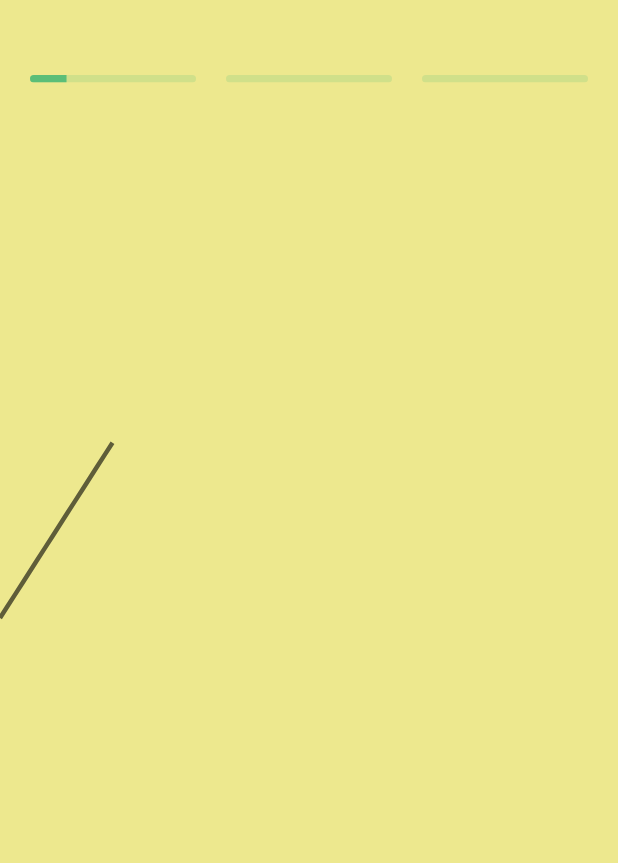
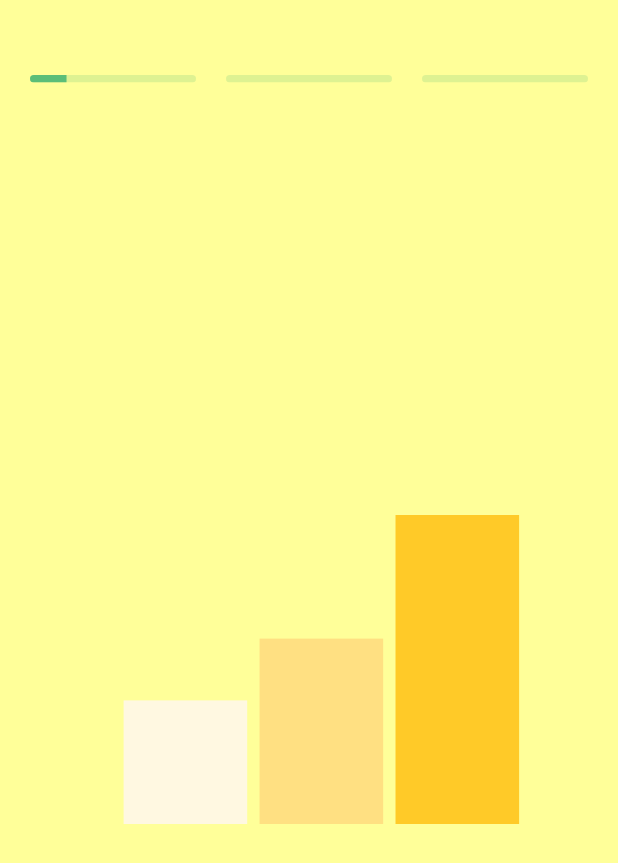
Before and after one commit to havkaweight/mobile, a Flutter app: the screen it shows after launch, after a tap on "Get Started", on a phone screen of 412 x 824 dp. Shown: the top 863 px of the screen. Run offline on Flutter 3.47's test engine with Material 2 defaults, Android fonts, the light colour scheme and no system bars; our stand-ins replace charts_flutter, dio, firebase_auth, firebase_core, flutter_secure_storage, font_awesome_flutter and 5 more; missing offline and left inert: dart:html, dio_http_cache, flutter_driver, flutter_reactive_ble, qr_code_scanner; accounts and stored records are empty; network calls fail.

Commit message:
Added draft of bar chart

```diff
--- /dev/null
+++ b/lib/model/data_items.dart
@@ -0,0 +1,16 @@
+import 'dart:ui';
+
+class DataItem {
+  final double value;
+  final String label;
+  final Color color;
+
+  DataItem(this.value, this.label, this.color);
+}
+
+class DataPoint {
+  final double dx;
+  final double dy;
+
+  DataPoint(this.dx, this.dy);
+}
--- a/lib/ui/screens/onboarding_screens.dart
+++ b/lib/ui/screens/onboarding_screens.dart
@@ -10,6 +10,8 @@ import 'package:health_tracker/constants/colors.dart';
 import 'package:flutter/src/painting/text_style.dart' as textStyle;
 import 'package:health_tracker/ui/widgets/donut_chart.dart';
 
+import '../../model/data_items.dart';
+import '../widgets/bar_chart.dart';
 import '../widgets/line_chart.dart';
 
 class OnboardingScreen1 extends StatefulWidget {
@@ -18,23 +20,44 @@ class OnboardingScreen1 extends StatefulWidget {
 }
 
 class _OnboardingScreen1State extends State<OnboardingScreen1> {
-  late List<DataPoint> mockDataPoints;
+  late List<DataItem> data;
 
   @override
   void initState() {
     super.initState();
-    mockDataPoints = [
-      DataPoint(0, 0)
+    data = [
+      DataItem(0.2, "Protein", Colors.amber[50]!),
+      DataItem(0.3, "Fat", Colors.amber[200]!),
+      DataItem(0.5, "Carbs", Colors.amber[400]!),
     ];
-
-    Timer.periodic(const Duration(milliseconds: 40), (timer) {
-      if(mockDataPoints.last.dx > 200) {
+    int n = 0;
+    Timer.periodic(const Duration(seconds: 1), (timer) {
+      if(n > 3) {
         timer.cancel();
         return;
       }
-      setState(() {
-        mockDataPoints.add(DataPoint(mockDataPoints.last.dx+5, mockDataPoints.last.dy + (Random().nextDouble()*2-1)*10));
+      const int milliseconds = 10;
+      final double firstRandom = Random().nextDouble();
+      final double secondRandom = (1 - firstRandom) * Random().nextDouble();
+      final double last = 1 - firstRandom - secondRandom;
+      Timer.periodic(const Duration(milliseconds: milliseconds), (timer) {
+        final double prevFirstRandom = data[0].value;
+        final double prevSecondRandom = data[1].value;
+        final double prevLast = data[2].value;
+        final double tempFirstRandom = (firstRandom - prevFirstRandom) * 1.0 / milliseconds;
+        final double tempSecondRandom = (secondRandom - prevSecondRandom) * 1.0 / milliseconds;
+        final double tempLast = (last - prevLast) * 1.0 / milliseconds;
+        if([firstRandom-prevFirstRandom, secondRandom-prevSecondRandom, last-prevLast].reduce(max) < 0.01) {
+          timer.cancel();
+          return;
+        }
+        setState(() {
+          data = [DataItem(prevFirstRandom + tempFirstRandom, "Protein", Colors.amber[50]!)];
+          data.add(DataItem(prevSecondRandom + tempSecondRandom, "Fat", Colors.amber[200]!));
+          data.add(DataItem(prevLast + tempLast, "Carbs", Colors.amber[400]!));
+        });
       });
+      n ++;
     });
   }
 
@@ -46,12 +69,12 @@ class _OnboardingScreen1State extends State<OnboardingScreen1> {
   @override
   Widget build(BuildContext context) {
     return Scaffold(
-      backgroundColor: HavkaColors.bone[100],
+      backgroundColor: HavkaColors.bone[200],
       body: Center(
-          child: CustomPaint(
-            painter: HavkaLineChart(mockDataPoints),
-            child: Container(),
-          ),
+        child: CustomPaint(
+          painter: HavkaBarChart(data),
+          child: Container(),
+        ),
       ),
     );
   }
@@ -123,18 +146,45 @@ class _OnboardingScreen2State extends State<OnboardingScreen2> {
   }
 }
 
-class OnboardingScreen3 extends StatelessWidget {
+class OnboardingScreen3 extends StatefulWidget {
+  @override
+  _OnboardingScreen3State createState() => _OnboardingScreen3State();
+}
+
+class _OnboardingScreen3State extends State<OnboardingScreen3> {
+  late List<DataPoint> mockDataPoints;
+
+  @override
+  void initState() {
+    super.initState();
+    mockDataPoints = [
+      DataPoint(0, 0)
+    ];
+
+    Timer.periodic(const Duration(milliseconds: 40), (timer) {
+      if(mockDataPoints.last.dx > 200) {
+        timer.cancel();
+        return;
+      }
+      setState(() {
+        mockDataPoints.add(DataPoint(mockDataPoints.last.dx+5, mockDataPoints.last.dy + (Random().nextDouble()*2-1)*10));
+      });
+    });
+  }
+
+  @override
+  void dispose() {
+    super.dispose();
+  }
+
   @override
   Widget build(BuildContext context) {
     return Scaffold(
       backgroundColor: HavkaColors.bone[100],
-      body: const Center(
-        child: Text(
-          "Third Tip",
-          style: textStyle.TextStyle(
-            fontSize: 30,
-            fontWeight: FontWeight.bold,
-          ),
+      body: Center(
+        child: CustomPaint(
+          painter: HavkaLineChart(mockDataPoints),
+          child: Container(),
         ),
       ),
     );
--- /dev/null
+++ b/lib/ui/widgets/bar_chart.dart
@@ -0,0 +1,35 @@
+import 'dart:math';
+
+import 'package:flutter/cupertino.dart';
+import 'package:flutter/material.dart';
+
+import '../../model/data_items.dart';
+
+
+class HavkaBarChart extends CustomPainter {
+  final List<DataItem> data;
+  HavkaBarChart(this.data);
+
+  final linePaint = Paint()
+    ..strokeWidth = 3
+    ..style = PaintingStyle.stroke
+    ..color = Colors.white;
+
+  @override
+  void paint(Canvas canvas, Size size) {
+    final center = Offset(size.width / 2.0, size.height / 2.0);
+    double left = size.width*0.2;
+    for(final di in data) {
+      final height = di.value * size.height/2.0;
+      final rect = Rect.fromLTWH(left, size.height/1.5, size.width*0.2, -height);
+      final paint = Paint()
+        ..style = PaintingStyle.fill
+        ..color = di.color;
+      canvas.drawRect(rect, paint);
+      left += size.width*0.22;
+    }
+  }
+
+  @override
+  bool shouldRepaint(covariant CustomPainter oldDelegate) => true;
+}
```
Also changed, not shown: lib/ui/widgets/donut_chart.dart (+1 -6 lines), lib/ui/widgets/line_chart.dart (+1 -6 lines).
